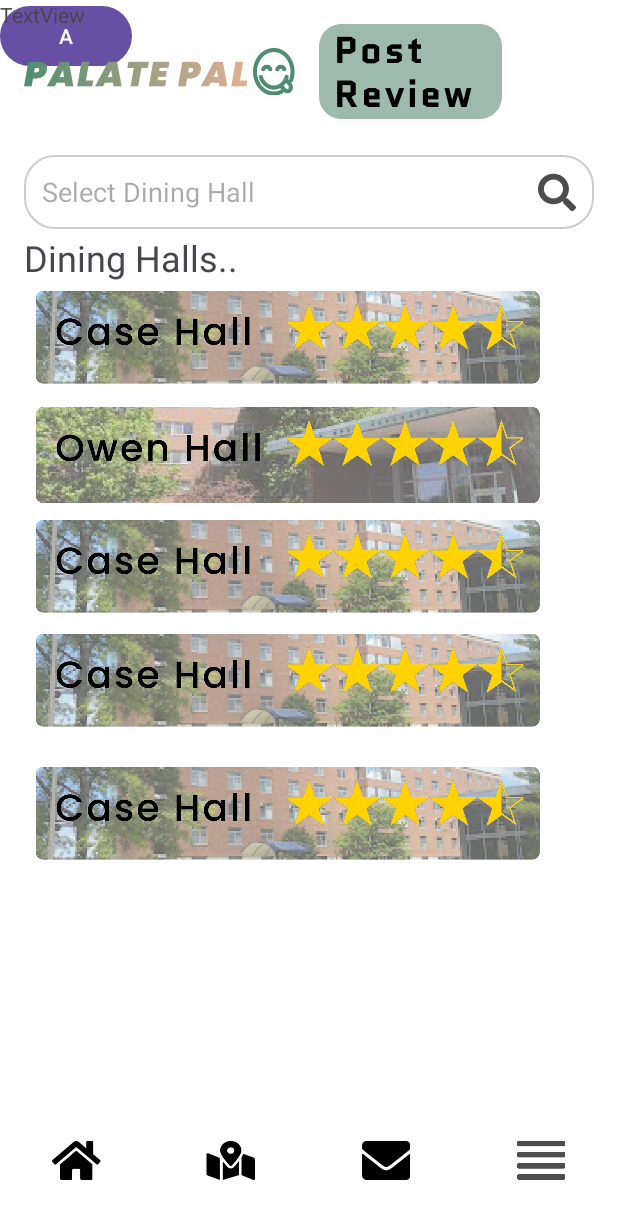
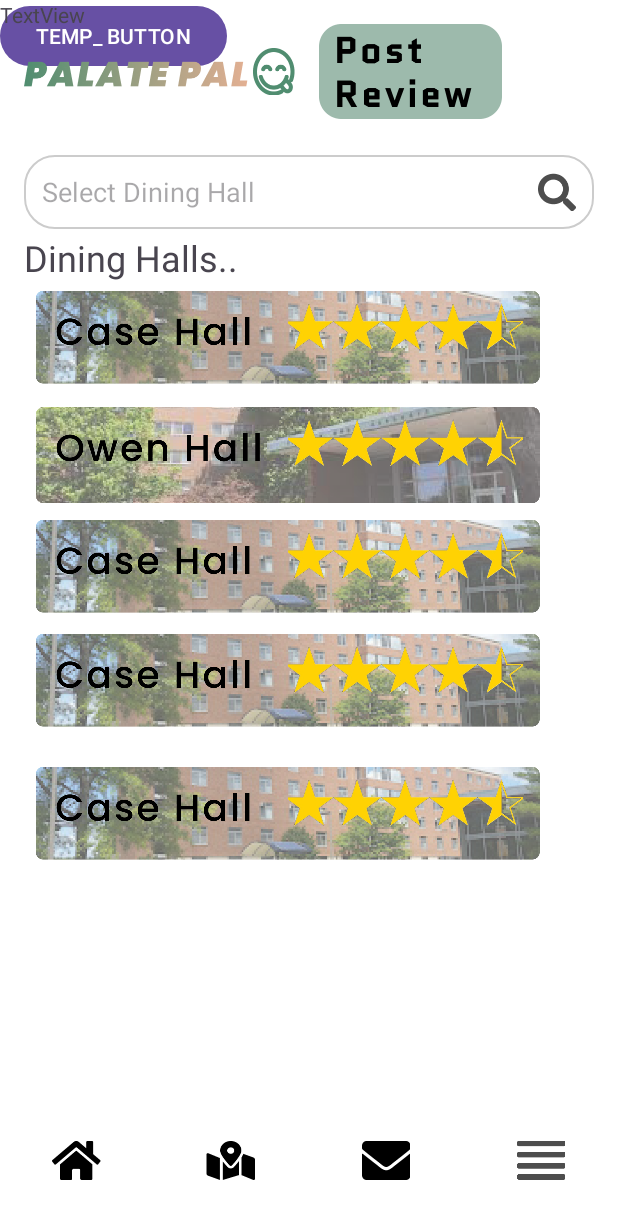
Before and after one commit to shanepat/PalatePal, an Android app: the screen it shows after launch (MainActivity), on a phone screen of 412 x 824 dp. Shown: the top 1219 px of the screen. Run offline under Robolectric (Android 15) with nearby library versions, the phone set to English and light mode, and no system bars; our stand-ins replace Firebase (no records; nobody signed in at launch, a user with empty details on screens opened directly).

Commit message:
Adding getDiningHallInformation and attempting to create a button that link between two activity.

```diff
--- a/app/src/main/res/layout/activity_main.xml
+++ b/app/src/main/res/layout/activity_main.xml
@@ -13,7 +13,8 @@
         android:layout_width="wrap_content"
         android:layout_height="wrap_content"
         android:layout_weight="1"
-        android:text="A" />
+        android:onClick="onClick"
+        android:text="TEMP_ BUTTON" />
 
     <TextView
         android:id="@+id/review"
@@ -94,6 +95,7 @@
             android:layout_weight="1"
             android:background="@android:color/transparent"
             android:drawableLeft="@drawable/review_1"
+            android:onClick="OnTargetedDiningHall"
             android:text="Case Hall" />
 
         <Button
--- a/app/src/main/res/menu/navigation.xml
+++ b/app/src/main/res/menu/navigation.xml
@@ -23,7 +23,7 @@
     <item
         android:id="@+id/navigation_sidebar"
         android:icon="@drawable/sidebar_button_1_5x"
-        android:title="@string/a" /> <!-- Replace with your icon -->
+        android:title="@string/TEMP_BUTTON" /> <!-- Replace with your icon -->
 
 
 </menu>
--- a/app/src/main/res/values/strings.xml
+++ b/app/src/main/res/values/strings.xml
@@ -6,7 +6,7 @@
     <string name="navigation_message" />
     <string name="sidebar_button" />
     <string name="sidebar_button1" />
-    <string name="a" />
+    <string name="TEMP_BUTTON">TEMP_BUTTON</string>
     <string name="home" />
     <string name="select_dining_hall">Select Dining Hall</string>
     <string name="dining_hall">Case Hall</string>
```
Also changed, not shown: app/src/main/java/msu/edu/cse476/dhillo17/palatepal/DiningHallActivity.java (+40 -0 lines), app/src/main/java/msu/edu/cse476/dhillo17/palatepal/MainActivity.java (+9 -0 lines).
